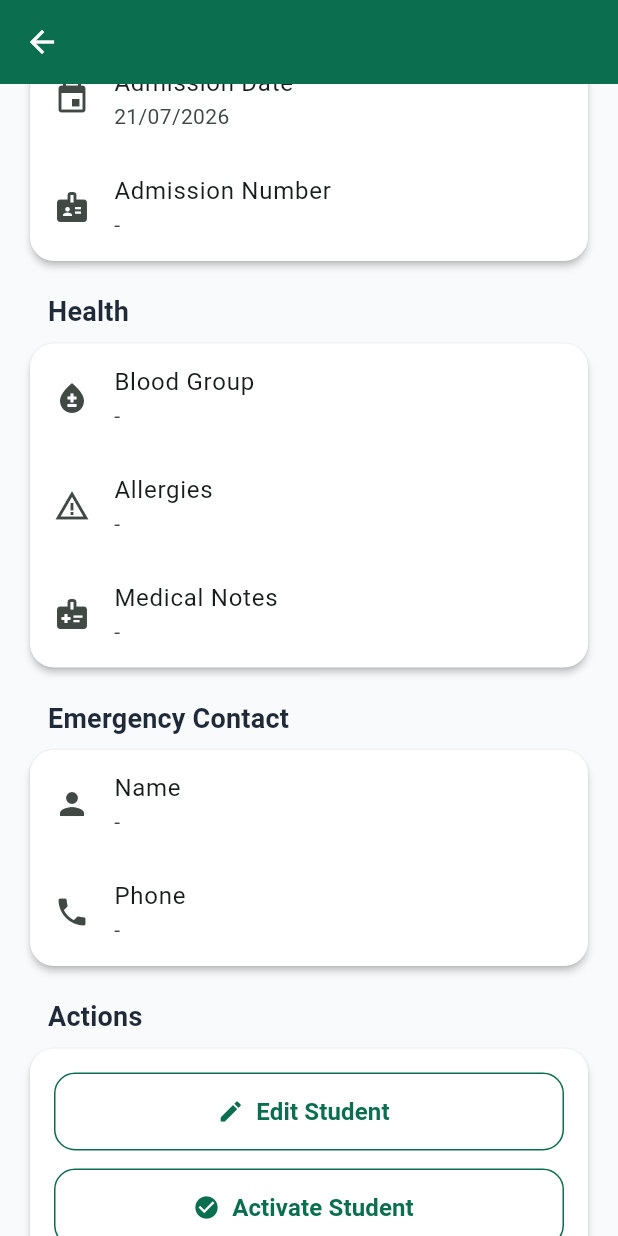
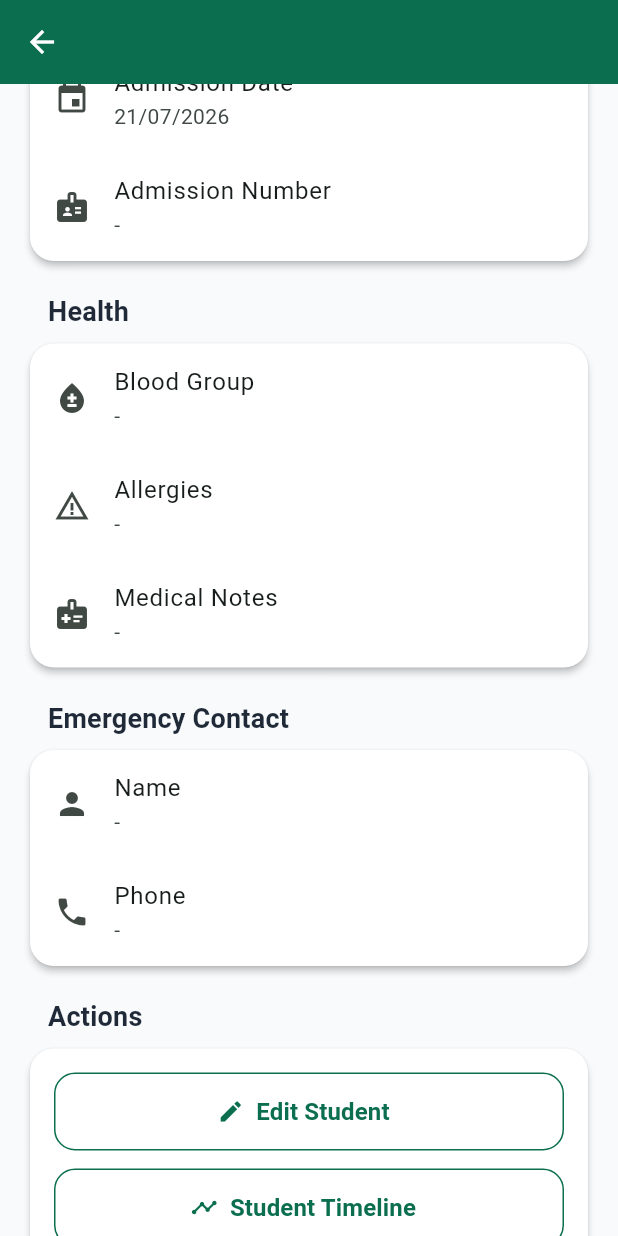
Before and after one commit to bhagwatgouri-beep/cubs_corner_connect, a Flutter app: the StudentProfileScreen screen opened directly with empty values, scrolled down 1728 dp, on a phone screen of 412 x 824 dp. Run offline on Flutter 3.47's test engine with Material 3 defaults, Android fonts, the phone set to English and light mode, and no system bars; our stand-ins replace cloud_firestore, firebase_auth, firebase_core; accounts and stored records are empty.

Commit message:
Add student timeline button to profile

```diff
--- a/lib/features/admin/students/student_profile_screen.dart
+++ b/lib/features/admin/students/student_profile_screen.dart
@@ -11,7 +11,7 @@ import 'student_attendance_screen.dart';
 import 'student_documents_screen.dart';
 import 'student_notes_screen.dart';
 import 'student_daycare_screen.dart';
-
+import 'student_timeline_button.dart';
 class StudentProfileScreen extends StatefulWidget {
   final Student student;
 
@@ -507,7 +507,15 @@ class _StudentProfileScreenState extends State<StudentProfileScreen> {
 label: const Text('Edit Student'),
 ),
 ),
+
 const SizedBox(height: 12),
+
+StudentTimelineButton(
+student: _student,
+),
+
+const SizedBox(height: 12),
+
 SizedBox(
 width: double.infinity,
 child: OutlinedButton.icon(
--- /dev/null
+++ b/lib/features/admin/students/student_timeline_button.dart
@@ -0,0 +1,34 @@
+import 'package:flutter/material.dart';
+
+import '../../../models/student.dart';
+import 'student_timeline_screen.dart';
+
+class StudentTimelineButton extends StatelessWidget {
+  final Student student;
+
+  const StudentTimelineButton({
+    super.key,
+    required this.student,
+  });
+
+  @override
+  Widget build(BuildContext context) {
+    return SizedBox(
+      width: double.infinity,
+      child: OutlinedButton.icon(
+        onPressed: () {
+          Navigator.push(
+            context,
+            MaterialPageRoute(
+              builder: (_) => StudentTimelineScreen(
+                student: student,
+              ),
+            ),
+          );
+        },
+        icon: const Icon(Icons.timeline),
+        label: const Text('Student Timeline'),
+      ),
+    );
+  }
+}
```
Lines whose indentation alone changed are shown as unchanged.
